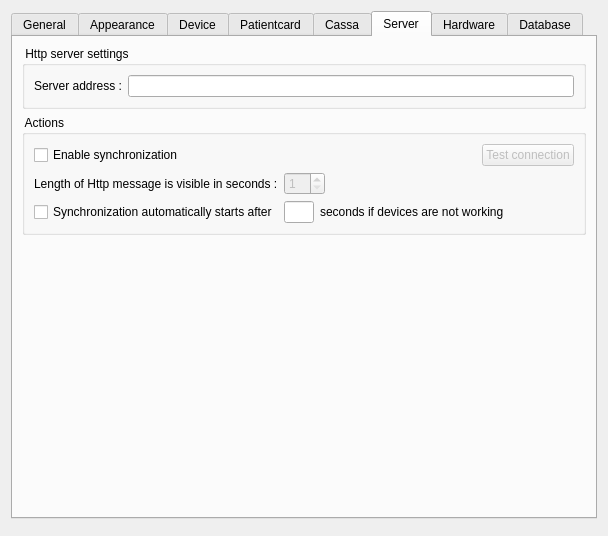
The window that client/dlgpreferences.ui (tbikfalvi/Belenus) describes before a commit, drawn with Qt 5.
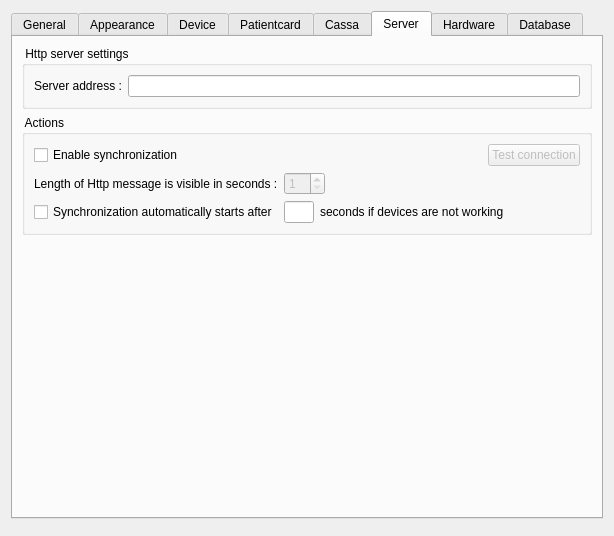
The same window after the commit. The open tabs and pages were chosen to show the change.

The edit to the form file:
```diff
--- a/client/dlgpreferences.ui
+++ b/client/dlgpreferences.ui
@@ -9,7 +9,7 @@
    <rect>
     <x>0</x>
     <y>0</y>
-    <width>608</width>
+    <width>614</width>
     <height>536</height>
    </rect>
   </property>
```
Left out of the diff: 2 changed lines with no effect on the pictures.
